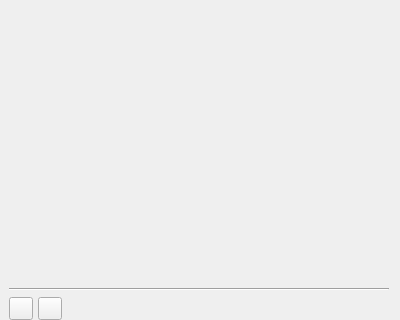
This is ui/mediadisplay.ui in clannable/tagdictionary as Qt 5 draws it before an edit; both pictures show x 0 to 400 and y 220 to 540 of the 400 by 540 pixel window. The edited form follows.
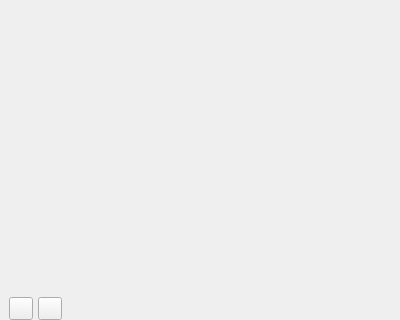
This is the edited form. Icons and pictures are not drawn. Custom widgets are drawn as their Qt base class.

```diff
--- a/ui/mediadisplay.ui
+++ b/ui/mediadisplay.ui
@@ -16,7 +16,7 @@
   <property name="windowTitle">
    <string>Form</string>
   </property>
-  <layout class="QVBoxLayout" name="verticalLayout" stretch="1,0,0">
+  <layout class="QVBoxLayout" name="verticalLayout" stretch="1,0">
    <property name="leftMargin">
     <number>9</number>
    </property>
@@ -44,14 +44,7 @@
      </layout>
     </widget>
    </item>
-   <item>
-    <widget class="Line" name="line">
-     <property name="orientation">
-      <enum>Qt::Orientation::Horizontal</enum>
-     </property>
-    </widget>
-   </item>
-   <item>
+   <item alignment="Qt::AlignmentFlag::AlignBottom">
     <widget class="QWidget" name="pageButtons" native="true">
      <layout class="QHBoxLayout" name="horizontalLayout" stretch="0,0,1,0,1,0">
       <property name="spacing">
```
Left out of the diff: 4 changed lines with no effect on the pictures.
